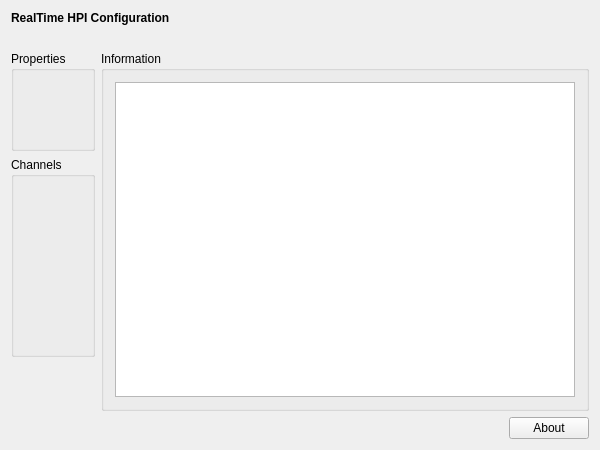
This is applications/mne_x/plugins/rthpi/FormFiles/rthpisetup.ui in mne-tools/mne-cpp as Qt 5 draws it before an edit. The edited form follows.
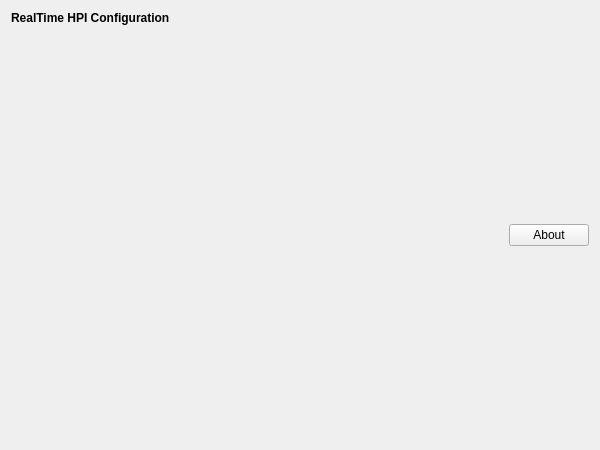
This is the edited form.

Patch:
```diff
--- a/applications/mne_x/plugins/rthpi/FormFiles/rthpisetup.ui
+++ b/applications/mne_x/plugins/rthpi/FormFiles/rthpisetup.ui
@@ -27,100 +27,16 @@
      </property>
     </widget>
    </item>
-   <item>
-    <spacer name="m_qVerticalSpacer_Headline">
-     <property name="orientation">
-      <enum>Qt::Vertical</enum>
-     </property>
-     <property name="sizeType">
-      <enum>QSizePolicy::Fixed</enum>
-     </property>
-     <property name="sizeHint" stdset="0">
-      <size>
-       <width>20</width>
-       <height>20</height>
-      </size>
-     </property>
-    </spacer>
-   </item>
    <item>
     <layout class="QGridLayout" name="m_qGridLayout_main">
-     <item row="0" column="0">
-      <widget class="QGroupBox" name="m_qGroupBox_Properties">
-       <property name="sizePolicy">
-        <sizepolicy hsizetype="Minimum" vsizetype="Preferred">
-         <horstretch>0</horstretch>
-         <verstretch>0</verstretch>
-        </sizepolicy>
-       </property>
-       <property name="minimumSize">
-        <size>
-         <width>0</width>
-         <height>100</height>
-        </size>
-       </property>
-       <property name="title">
-        <string>Properties</string>
-       </property>
-       <property name="flat">
-        <bool>false</bool>
-       </property>
-       <layout class="QGridLayout" name="m_qGridLayout_Properties"/>
-      </widget>
-     </item>
-     <item row="1" column="0">
-      <widget class="QGroupBox" name="m_qGroupBox_Channels">
-       <property name="sizePolicy">
-        <sizepolicy hsizetype="Preferred" vsizetype="Minimum">
-         <horstretch>0</horstretch>
-         <verstretch>0</verstretch>
-        </sizepolicy>
-       </property>
-       <property name="minimumSize">
-        <size>
-         <width>0</width>
-         <height>200</height>
-        </size>
-       </property>
-       <property name="title">
-        <string>Channels</string>
-       </property>
-       <layout class="QGridLayout" name="m_qGridLayout_Channels"/>
-      </widget>
-     </item>
-     <item row="3" column="1">
-      <spacer name="m_qHorizontalSpacer_About">
-       <property name="orientation">
-        <enum>Qt::Horizontal</enum>
-       </property>
-       <property name="sizeHint" stdset="0">
-        <size>
-         <width>40</width>
-         <height>20</height>
-        </size>
-       </property>
-      </spacer>
-     </item>
-     <item row="0" column="1" rowspan="3" colspan="2">
-      <widget class="QGroupBox" name="m_qGroupBox_Information">
-       <property name="title">
-        <string>Information</string>
-       </property>
-       <layout class="QGridLayout" name="m_qGridLayout_Information">
-        <item row="0" column="0">
-         <widget class="QTextBrowser" name="m_qTextBrowser_Information"/>
-        </item>
-       </layout>
-      </widget>
-     </item>
-     <item row="3" column="2">
+     <item row="0" column="2">
       <widget class="QPushButton" name="m_qPushButton_About">
        <property name="text">
         <string>About</string>
        </property>
       </widget>
      </item>
-     <item row="2" column="0">
+     <item row="0" column="0">
       <spacer name="m_qVerticalSpacer_LeftRow">
        <property name="orientation">
         <enum>Qt::Vertical</enum>
@@ -133,6 +49,19 @@
        </property>
       </spacer>
      </item>
+     <item row="0" column="1">
+      <spacer name="m_qHorizontalSpacer_About">
+       <property name="orientation">
+        <enum>Qt::Horizontal</enum>
+       </property>
+       <property name="sizeHint" stdset="0">
+        <size>
+         <width>40</width>
+         <height>20</height>
+        </size>
+       </property>
+      </spacer>
+     </item>
     </layout>
    </item>
   </layout>
```
